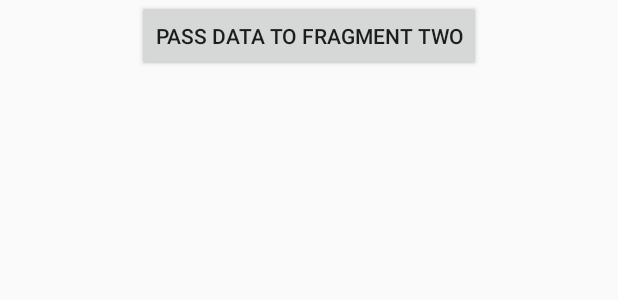
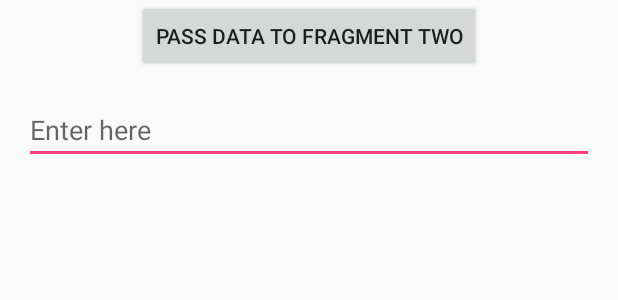
Before and after one commit to EneCatalin/AndroidWeatherApp, an Android app: the layout fragment_one.xml on its own in the app's theme, with its tools: preview values and no code run, on a phone screen of 412 x 824 dp. Shown: the top 300 px of the screen. Run offline under Robolectric (Android 15) with nearby library versions, the phone set to English and light mode, and no system bars.

Commit message:
adding the functionality for the db now

```diff
--- a/app/src/main/res/layout/fragment_one.xml
+++ b/app/src/main/res/layout/fragment_one.xml
@@ -3,6 +3,7 @@
 <ScrollView xmlns:android="http://schemas.android.com/apk/res/android"
     android:layout_width="match_parent"
     android:layout_height="wrap_content"
+    xmlns:tools="http://schemas.android.com/tools"
     android:fillViewport="true">
 
     <RelativeLayout
@@ -14,7 +15,7 @@
             android:id="@+id/inMessage"
             android:layout_width="match_parent"
             android:layout_height="wrap_content"
-            android:layout_above="@+id/btnPassData"
+            android:layout_below="@id/btnPassData"
             android:layout_margin="16dp"
             android:hint="Enter here" />
 
@@ -22,9 +23,17 @@
             android:id="@+id/btnPassData"
             android:layout_width="wrap_content"
             android:layout_height="wrap_content"
-            android:layout_centerInParent="true"
+            android:layout_alignParentTop="true"
+            android:layout_centerHorizontal="true"
             android:text="PASS DATA TO FRAGMENT TWO" />
 
-
+        <android.support.v7.widget.RecyclerView
+            android:id="@+id/recyclerview"
+            android:layout_width="match_parent"
+            android:layout_height="match_parent"
+            android:layout_margin="16dp"
+            tools:listitem="@layout/item_city_row"
+            android:layout_below="@id/inMessage"
+            />
     </RelativeLayout>
 </ScrollView>
```
